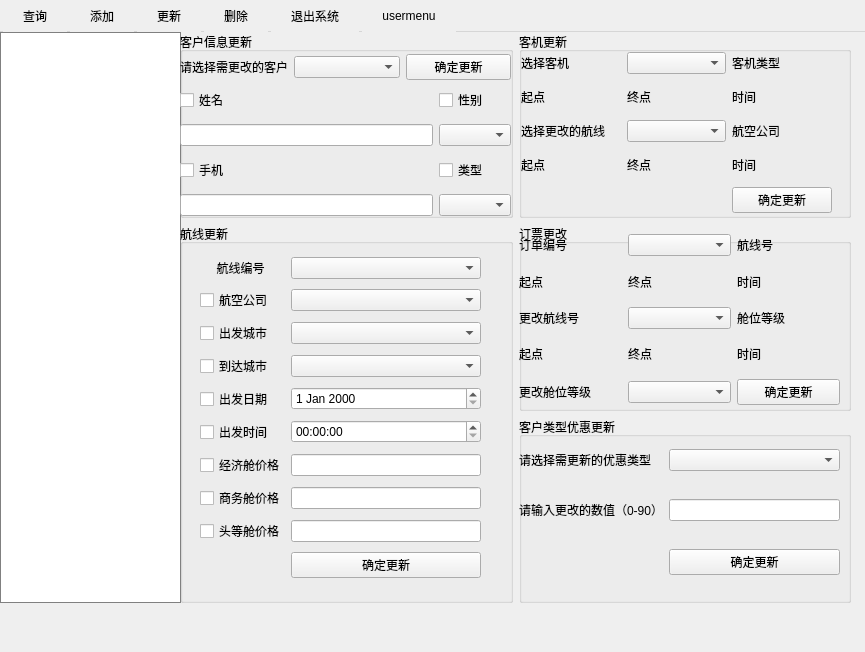
Above: MainWindow/flightmanager.ui from Greenhandyanjx/316new_flight before the change. Below: the same form after it.
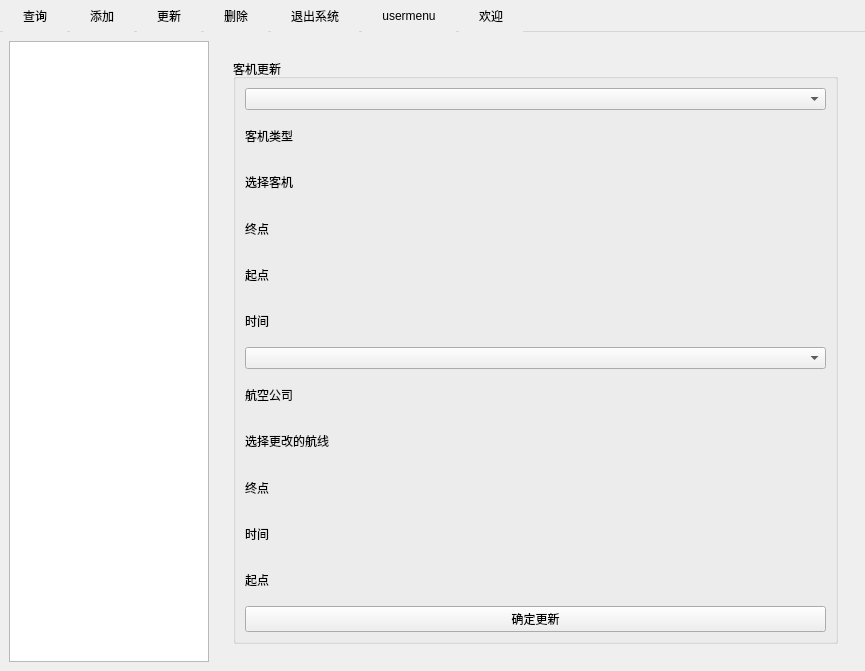
That is the form after the change. The open tabs and pages were chosen to show the change. Icons and pictures are not drawn.

Patch:
```diff
--- a/MainWindow/flightmanager.ui
+++ b/MainWindow/flightmanager.ui
@@ -21,77 +21,24 @@
    <string notr="true"/>
   </property>
   <widget class="QWidget" name="centralwidget">
-   <widget class="QWidget" name="gridLayoutWidget">
-    <property name="geometry">
-     <rect>
-      <x>0</x>
-      <y>0</y>
-      <width>181</width>
-      <height>571</height>
-     </rect>
-    </property>
-    <layout class="QGridLayout" name="listlayout">
-     <item row="0" column="0">
-      <widget class="QListWidget" name="list">
-       <property name="font">
-        <font>
-         <family>华文楷体</family>
-         <pointsize>15</pointsize>
-        </font>
-       </property>
-       <property name="styleSheet">
-        <string notr="true">QListWidget
-{
-    border: 1px solid gray;   /* 边界线:宽度、颜色 */
-    outline: none;
-    color: black;            /* 前景色:文字颜色 */
-}
-
-QListWidget::item
-{
-    padding: 20px 67px;         /* 初始上下内边距设置为10px */
-	font: 15px &quot;华文楷体&quot;;
-    /*text-align: center;*/      /* 文字居中对齐 */
-    /*transition: all 0.5s ease;*/ /* 添加平滑过渡效果 */
-}
-
-QListWidget::item:hover
-{
-    background: skyblue;
-    padding: 20px 67px;        /* 鼠标悬停后，上下内边距增加 */
-}
-
-QListWidget::item:selected
-{
-    border: 0px;
-	background: lightgreen;
-
-	color:rgb(0, 0, 255);
-    padding: 20px 67px;         /* 保持文字在中间 */
-	margin:0px;
-}
-
-QListWidget::item:selected:!active
-{
-    border-width: 0px;
-    background: lightgreen;
-    padding: 20px 67px;         /* 保持文字在中间 */
-}
-</string>
+   <layout class="QHBoxLayout" name="horizontalLayout_17">
+    <item>
+     <widget class="QListWidget" name="listWidget">
+      <property name="minimumSize">
+       <size>
+        <width>200</width>
+        <height>0</height>
+       </size>
+      </property>
+      <property name="maximumSize">
+       <size>
+        <width>200</width>
+        <height>16777215</height>
+       </size>
        </property>
       </widget>
      </item>
-    </layout>
-   </widget>
-   <widget class="QWidget" name="gridLayoutWidget_2">
-    <property name="geometry">
-     <rect>
-      <x>180</x>
-      <y>0</y>
-      <width>671</width>
-      <height>571</height>
-     </rect>
-    </property>
+    <item>
     <layout class="QGridLayout" name="showlayout">
      <item row="0" column="0">
       <widget class="QStackedWidget" name="stackedWidget">
@@ -1273,192 +1220,30 @@
         </widget>
        </widget>
        <widget class="QWidget" name="updatepage">
-        <widget class="QWidget" name="layoutWidget">
-         <property name="geometry">
-          <rect>
-           <x>0</x>
-           <y>0</y>
-           <width>671</width>
-           <height>571</height>
-          </rect>
-         </property>
+         <layout class="QVBoxLayout" name="verticalLayout_10">
+          <item>
          <layout class="QGridLayout" name="updateLayout">
           <item row="0" column="1">
-           <widget class="QGroupBox" name="airplanechange">
-            <property name="autoFillBackground">
-             <bool>false</bool>
-            </property>
-            <property name="title">
-             <string>客机更新</string>
-            </property>
-            <widget class="QWidget" name="layoutWidget">
-             <property name="geometry">
-              <rect>
-               <x>2</x>
-               <y>20</y>
-               <width>311</width>
-               <height>161</height>
-              </rect>
-             </property>
-             <layout class="QGridLayout" name="chgplanelyo">
-              <item row="2" column="1">
-               <widget class="QComboBox" name="chgplanelinecom"/>
-              </item>
-              <item row="2" column="0">
-               <widget class="QLabel" name="chgplanelineabl">
-                <property name="text">
-                 <string>选择更改的航线</string>
-                </property>
-               </widget>
-              </item>
-              <item row="0" column="2">
-               <widget class="QLabel" name="chgplanetype">
-                <property name="text">
-                 <string>客机类型</string>
-                </property>
-               </widget>
-              </item>
-              <item row="3" column="0">
-               <widget class="QLabel" name="chgplanelinedep">
-                <property name="text">
-                 <string>起点</string>
-                </property>
-               </widget>
-              </item>
-              <item row="1" column="1">
-               <widget class="QLabel" name="chgplanearr">
-                <property name="text">
-                 <string>终点</string>
-                </property>
-               </widget>
-              </item>
-              <item row="1" column="2">
-               <widget class="QLabel" name="chgplanenotime">
-                <property name="text">
-                 <string>时间</string>
-                </property>
-               </widget>
-              </item>
-              <item row="0" column="0">
-               <widget class="QLabel" name="chgplaneselabl">
-                <property name="text">
-                 <string>选择客机</string>
-                </property>
-               </widget>
-              </item>
-              <item row="0" column="1">
-               <widget class="QComboBox" name="chgplaneselcom"/>
-              </item>
-              <item row="1" column="0">
-               <widget class="QLabel" name="chgplanedep">
-                <property name="text">
-                 <string>起点</string>
-                </property>
-               </widget>
-              </item>
-              <item row="3" column="1">
-               <widget class="QLabel" name="chgplanelinearr">
-                <property name="text">
-                 <string>终点</string>
-                </property>
-               </widget>
-              </item>
-              <item row="3" column="2">
-               <widget class="QLabel" name="chgplanelinetime">
-                <property name="text">
-                 <string>时间</string>
-                </property>
-               </widget>
-              </item>
-              <item row="2" column="2">
-               <widget class="QLabel" name="chgplanelinecpy">
-                <property name="text">
-                 <string>航空公司</string>
-                </property>
-               </widget>
-              </item>
-              <item row="4" column="2">
-               <widget class="QPushButton" name="chgplaneokbtn">
-                <property name="text">
-                 <string>确定更新</string>
-                </property>
-               </widget>
-              </item>
-             </layout>
-            </widget>
-           </widget>
-          </item>
-          <item row="0" column="0">
+             <widget class="QStackedWidget" name="stackedWidget_update">
+              <property name="currentIndex">
+               <number>2</number>
+              </property>
+              <widget class="QWidget" name="page_customerchange">
+               <layout class="QVBoxLayout" name="verticalLayout_15">
+                <item>
            <widget class="QGroupBox" name="customerchange">
             <property name="title">
              <string>客户信息更新</string>
             </property>
-            <widget class="QWidget" name="layoutWidget">
-             <property name="geometry">
-              <rect>
-               <x>0</x>
-               <y>50</y>
-               <width>331</width>
-               <height>141</height>
-              </rect>
-             </property>
-             <layout class="QGridLayout" name="chgctmlyo">
-              <item row="2" column="1">
-               <widget class="QCheckBox" name="chgctmtypchk">
+                  <layout class="QVBoxLayout" name="verticalLayout_18">
+                   <item>
+                    <widget class="QPushButton" name="chgctmokbtn">
                 <property name="text">
                  <string>类型</string>
                 </property>
                </widget>
               </item>
-              <item row="3" column="1">
-               <widget class="QComboBox" name="chgctmtypcom"/>
-              </item>
-              <item row="2" column="0">
-               <widget class="QCheckBox" name="chgctmphechk">
-                <property name="text">
-                 <string>手机</string>
-                </property>
-               </widget>
-              </item>
-              <item row="1" column="1">
-               <widget class="QComboBox" name="chgctmsexcom"/>
-              </item>
-              <item row="1" column="0">
-               <widget class="QLineEdit" name="chgctmnameline"/>
-              </item>
-              <item row="0" column="0">
-               <widget class="QCheckBox" name="chgctmnamechk">
-                <property name="text">
-                 <string>姓名</string>
-                </property>
-               </widget>
-              </item>
-              <item row="0" column="1">
-               <widget class="QCheckBox" name="chgctmsexchk">
-                <property name="enabled">
-                 <bool>true</bool>
-                </property>
-                <property name="text">
-                 <string>性别</string>
-                </property>
-               </widget>
-              </item>
-              <item row="3" column="0">
-               <widget class="QLineEdit" name="chgctmpheline"/>
-              </item>
-             </layout>
-            </widget>
-            <widget class="QWidget" name="layoutWidget">
-             <property name="geometry">
-              <rect>
-               <x>0</x>
-               <y>20</y>
-               <width>331</width>
-               <height>31</height>
-              </rect>
-             </property>
-             <layout class="QGridLayout" name="chgctmoklyo">
-              <item row="0" column="0">
+                   <item>
                <widget class="QLabel" name="chgctmselabel">
                 <property name="toolTipDuration">
                  <number>-1</number>
@@ -1474,122 +1259,152 @@
                 </property>
                </widget>
               </item>
-              <item row="0" column="1">
+                   <item>
                <widget class="QComboBox" name="chgctmselcom"/>
               </item>
-              <item row="0" column="2">
-               <widget class="QPushButton" name="chgctmokbtn">
+                   <item>
+                    <widget class="QCheckBox" name="chgctmnamechk">
                 <property name="text">
                  <string>确定更新</string>
                 </property>
                </widget>
               </item>
-             </layout>
-            </widget>
-           </widget>
-          </item>
-          <item row="1" column="1">
+                   <item>
+                    <widget class="QCheckBox" name="chgctmsexchk">
+                     <property name="enabled">
+                      <bool>true</bool>
+                     </property>
+                     <property name="text">
+                      <string>性别</string>
+                     </property>
+                    </widget>
+                   </item>
+                   <item>
+                    <widget class="QLineEdit" name="chgctmnameline"/>
+                   </item>
+                   <item>
+                    <widget class="QComboBox" name="chgctmsexcom"/>
+                   </item>
+                   <item>
+                    <widget class="QCheckBox" name="chgctmtypchk">
+                     <property name="text">
+                      <string>类型</string>
+                     </property>
+                    </widget>
+                   </item>
+                   <item>
+                    <widget class="QCheckBox" name="chgctmphechk">
+                     <property name="text">
+                      <string>手机</string>
+                     </property>
+                    </widget>
+                   </item>
+                   <item>
+                    <widget class="QComboBox" name="chgctmtypcom"/>
+                   </item>
+                   <item>
+                    <widget class="QLineEdit" name="chgctmpheline"/>
+                   </item>
+                  </layout>
+                 </widget>
+                </item>
+               </layout>
+              </widget>
+              <widget class="QWidget" name="page_chgtklyo">
+               <layout class="QVBoxLayout" name="verticalLayout_9">
+                <item>
            <widget class="QGroupBox" name="ticketchange">
             <property name="title">
              <string>订票更改</string>
             </property>
-            <widget class="QWidget" name="layoutWidget">
-             <property name="geometry">
-              <rect>
-               <x>0</x>
-               <y>10</y>
-               <width>321</width>
-               <height>171</height>
-              </rect>
-             </property>
-             <layout class="QGridLayout" name="chgtktlyo">
-              <item row="0" column="0">
-               <widget class="QLabel" name="chgtktnoabl">
-                <property name="text">
-                 <string>订单编号</string>
-                </property>
-               </widget>
-              </item>
-              <item row="0" column="1">
-               <widget class="QComboBox" name="chgtktnocom"/>
-              </item>
-              <item row="0" column="2">
+                  <layout class="QVBoxLayout" name="verticalLayout_12">
+                   <item>
                <widget class="QLabel" name="chgtktlineabl">
                 <property name="text">
                  <string>航线号</string>
                 </property>
                </widget>
               </item>
-              <item row="1" column="0">
+                   <item>
+                    <widget class="QLabel" name="chgtktnoabl">
+                     <property name="text">
+                      <string>订单编号</string>
+                     </property>
+                    </widget>
+                   </item>
+                   <item>
+                    <widget class="QComboBox" name="chgtktnocom"/>
+                   </item>
+                   <item>
+                    <widget class="QLabel" name="chgtkttimeabl">
+                     <property name="text">
+                      <string>时间</string>
+                     </property>
+                    </widget>
+                   </item>
+                   <item>
                <widget class="QLabel" name="chgtktdepabl">
                 <property name="text">
                  <string>起点</string>
                 </property>
                </widget>
               </item>
-              <item row="1" column="1">
+                   <item>
                <widget class="QLabel" name="chgtktarrabl">
                 <property name="text">
                  <string>终点</string>
                 </property>
                </widget>
               </item>
-              <item row="1" column="2">
-               <widget class="QLabel" name="chgtkttimeabl">
-                <property name="text">
-                 <string>时间</string>
-                </property>
-               </widget>
-              </item>
-              <item row="2" column="0">
+                   <item>
                <widget class="QLabel" name="chgtktlinechg">
                 <property name="text">
                  <string>更改航线号</string>
                 </property>
                </widget>
               </item>
-              <item row="2" column="1">
-               <widget class="QComboBox" name="chgtktlinecom"/>
-              </item>
-              <item row="2" column="2">
+                   <item>
                <widget class="QLabel" name="chgtktshipabl">
                 <property name="text">
                  <string>舱位等级</string>
                 </property>
                </widget>
               </item>
-              <item row="3" column="0">
-               <widget class="QLabel" name="chgtktdepature">
-                <property name="text">
-                 <string>起点</string>
-                </property>
-               </widget>
-              </item>
-              <item row="3" column="1">
-               <widget class="QLabel" name="chgtktarrive">
-                <property name="text">
-                 <string>终点</string>
-                </property>
-               </widget>
-              </item>
-              <item row="3" column="2">
+                   <item>
+                    <widget class="QComboBox" name="chgtktlinecom"/>
+                   </item>
+                   <item>
                <widget class="QLabel" name="chgtkttime">
                 <property name="text">
                  <string>时间</string>
                 </property>
                </widget>
               </item>
-              <item row="4" column="0">
+                   <item>
+                    <widget class="QLabel" name="chgtktarrive">
+                     <property name="text">
+                      <string>终点</string>
+                     </property>
+                    </widget>
+                   </item>
+                   <item>
+                    <widget class="QLabel" name="chgtktdepature">
+                     <property name="text">
+                      <string>起点</string>
+                     </property>
+                    </widget>
+                   </item>
+                   <item>
+                    <widget class="QComboBox" name="chgtktshipcom"/>
+                   </item>
+                   <item>
                <widget class="QLabel" name="chgtktshipchg">
                 <property name="text">
                  <string>更改舱位等级</string>
                 </property>
                </widget>
               </item>
-              <item row="4" column="1">
-               <widget class="QComboBox" name="chgtktshipcom"/>
-              </item>
-              <item row="4" column="2">
+                   <item>
                <widget class="QPushButton" name="chgtktokbtn">
                 <property name="text">
                  <string>确定更新</string>
@@ -1598,172 +1413,263 @@
               </item>
              </layout>
             </widget>
-           </widget>
-          </item>
-          <item row="1" column="0" rowspan="2">
+                </item>
+               </layout>
+              </widget>
+              <widget class="QWidget" name="page_typechange">
+               <layout class="QVBoxLayout" name="verticalLayout_13">
+                <item>
+                 <widget class="QGroupBox" name="typechange">
+                  <property name="title">
+                   <string>客户类型优惠更新</string>
+                  </property>
+                  <layout class="QVBoxLayout" name="verticalLayout_19">
+                   <item>
+                    <widget class="QComboBox" name="chgtypselcom"/>
+                   </item>
+                   <item>
+                    <widget class="QLabel" name="chgtypselabl">
+                     <property name="text">
+                      <string>请选择需更新的优惠类型</string>
+                     </property>
+                    </widget>
+                   </item>
+                   <item>
+                    <widget class="QLineEdit" name="chgtypinline"/>
+                   </item>
+                   <item>
+                    <widget class="QLabel" name="chgtypinabl">
+                     <property name="text">
+                      <string>请输入更改的数值（0-90）</string>
+                     </property>
+                    </widget>
+                   </item>
+                   <item>
+                    <widget class="QPushButton" name="chgtypokbtn">
+                     <property name="text">
+                      <string>确定更新</string>
+                     </property>
+                    </widget>
+                   </item>
+                  </layout>
+                 </widget>
+                </item>
+               </layout>
+              </widget>
+              <widget class="QWidget" name="page_airplanechange">
+               <layout class="QVBoxLayout" name="verticalLayout_11">
+                <item>
+                 <widget class="QGroupBox" name="airplanechange">
+                  <property name="autoFillBackground">
+                   <bool>false</bool>
+                  </property>
+                  <property name="title">
+                   <string>客机更新</string>
+                  </property>
+                  <layout class="QVBoxLayout" name="verticalLayout_16">
+                   <item>
+                    <widget class="QComboBox" name="chgplaneselcom"/>
+                   </item>
+                   <item>
+                    <widget class="QLabel" name="chgplanetype">
+                     <property name="text">
+                      <string>客机类型</string>
+                     </property>
+                    </widget>
+                   </item>
+                   <item>
+                    <widget class="QLabel" name="chgplaneselabl">
+                     <property name="text">
+                      <string>选择客机</string>
+                     </property>
+                    </widget>
+                   </item>
+                   <item>
+                    <widget class="QLabel" name="chgplanearr">
+                     <property name="text">
+                      <string>终点</string>
+                     </property>
+                    </widget>
+                   </item>
+                   <item>
+                    <widget class="QLabel" name="chgplanedep">
+                     <property name="text">
+                      <string>起点</string>
+                     </property>
+                    </widget>
+                   </item>
+                   <item>
+                    <widget class="QLabel" name="chgplanenotime">
+                     <property name="text">
+                      <string>时间</string>
+                     </property>
+                    </widget>
+                   </item>
+                   <item>
+                    <widget class="QComboBox" name="chgplanelinecom"/>
+                   </item>
+                   <item>
+                    <widget class="QLabel" name="chgplanelinecpy">
+                     <property name="text">
+                      <string>航空公司</string>
+                     </property>
+                    </widget>
+                   </item>
+                   <item>
+                    <widget class="QLabel" name="chgplanelineabl">
+                     <property name="text">
+                      <string>选择更改的航线</string>
+                     </property>
+                    </widget>
+                   </item>
+                   <item>
+                    <widget class="QLabel" name="chgplanelinearr">
+                     <property name="text">
+                      <string>终点</string>
+                     </property>
+                    </widget>
+                   </item>
+                   <item>
+                    <widget class="QLabel" name="chgplanelinetime">
+                     <property name="text">
+                      <string>时间</string>
+                     </property>
+                    </widget>
+                   </item>
+                   <item>
+                    <widget class="QLabel" name="chgplanelinedep">
+                     <property name="text">
+                      <string>起点</string>
+                     </property>
+                    </widget>
+                   </item>
+                   <item>
+                    <widget class="QPushButton" name="chgplaneokbtn">
+                     <property name="text">
+                      <string>确定更新</string>
+                     </property>
+                    </widget>
+                   </item>
+                  </layout>
+                 </widget>
+                </item>
+               </layout>
+              </widget>
+              <widget class="QWidget" name="page_airlinechange">
+               <layout class="QVBoxLayout" name="verticalLayout_14">
+                <item>
            <widget class="QGroupBox" name="airlinechange">
             <property name="title">
              <string>航线更新</string>
             </property>
-            <widget class="QWidget" name="layoutWidget">
-             <property name="geometry">
-              <rect>
-               <x>20</x>
-               <y>30</y>
-               <width>281</width>
-               <height>332</height>
-              </rect>
-             </property>
-             <layout class="QGridLayout" name="chglinelyo">
-              <item row="0" column="1">
+                  <layout class="QVBoxLayout" name="verticalLayout_17">
+                   <item>
+                    <widget class="QLabel" name="chglinenoabl">
+                     <property name="text">
+                      <string>     航线编号</string>
+                     </property>
+                    </widget>
+                   </item>
+                   <item>
                <widget class="QComboBox" name="chglinenocom"/>
               </item>
-              <item row="1" column="0">
-               <widget class="QCheckBox" name="chglinecmpcek">
-                <property name="text">
-                 <string>航空公司</string>
-                </property>
-               </widget>
-              </item>
-              <item row="1" column="1">
+                   <item>
                <widget class="QComboBox" name="chglinecmpcom"/>
               </item>
-              <item row="2" column="0">
-               <widget class="QCheckBox" name="chglinedepcek">
+                   <item>
+                    <widget class="QCheckBox" name="chglinecmpcek">
                 <property name="text">
                  <string>出发城市</string>
                 </property>
                </widget>
               </item>
-              <item row="2" column="1">
+                   <item>
                <widget class="QComboBox" name="chglinedepcom"/>
               </item>
-              <item row="3" column="0">
-               <widget class="QCheckBox" name="chglinearrcek">
+                   <item>
+                    <widget class="QCheckBox" name="chglinedepcek">
                 <property name="text">
                  <string>到达城市</string>
                 </property>
                </widget>
               </item>
-              <item row="3" column="1">
+                   <item>
                <widget class="QComboBox" name="chglinearrcom"/>
               </item>
-              <item row="4" column="0">
+                   <item>
+                    <widget class="QCheckBox" name="chglinearrcek">
+                     <property name="text">
+                      <string>到达城市</string>
+                     </property>
+                    </widget>
+                   </item>
+                   <item>
+                    <widget class="QDateEdit" name="chglinedatedit"/>
+                   </item>
+                   <item>
                <widget class="QCheckBox" name="chglinedatecek">
                 <property name="text">
                  <string>出发日期</string>
                 </property>
                </widget>
               </item>
-              <item row="4" column="1">
-               <widget class="QDateEdit" name="chglinedatedit"/>
-              </item>
-              <item row="5" column="0">
+                   <item>
                <widget class="QCheckBox" name="chglinetimecek">
                 <property name="text">
                  <string>出发时间</string>
                 </property>
                </widget>
               </item>
-              <item row="5" column="1">
+                   <item>
                <widget class="QTimeEdit" name="chglinetimedit"/>
               </item>
-              <item row="6" column="0">
+                   <item>
+                    <widget class="QLineEdit" name="chglineecoedit"/>
+                   </item>
+                   <item>
                <widget class="QCheckBox" name="chglineecocek">
                 <property name="text">
                  <string>经济舱价格</string>
                 </property>
                </widget>
               </item>
-              <item row="6" column="1">
-               <widget class="QLineEdit" name="chglineecoedit"/>
-              </item>
-              <item row="7" column="0">
+                   <item>
+                    <widget class="QLineEdit" name="chglinebusedit"/>
+                   </item>
+                   <item>
                <widget class="QCheckBox" name="chglinebuscek">
                 <property name="text">
                  <string>商务舱价格</string>
                 </property>
                </widget>
               </item>
-              <item row="7" column="1">
-               <widget class="QLineEdit" name="chglinebusedit"/>
-              </item>
-              <item row="8" column="0">
+                   <item>
+                    <widget class="QLineEdit" name="chglinedeledit"/>
+                   </item>
+                   <item>
                <widget class="QCheckBox" name="chglinedelcek">
                 <property name="text">
                  <string>头等舱价格</string>
                 </property>
                </widget>
               </item>
-              <item row="8" column="1">
-               <widget class="QLineEdit" name="chglinedeledit"/>
-              </item>
-              <item row="9" column="1">
+                   <item>
                <widget class="QPushButton" name="chglineokbtn">
                 <property name="text">
                  <string>确定更新</string>
                 </property>
                </widget>
               </item>
-              <item row="0" column="0">
-               <widget class="QLabel" name="chglinenoabl">
-                <property name="text">
-                 <string>     航线编号</string>
-                </property>
+                  </layout>
                </widget>
               </item>
              </layout>
             </widget>
            </widget>
           </item>
-          <item row="2" column="1">
-           <widget class="QGroupBox" name="typechange">
-            <property name="title">
-             <string>客户类型优惠更新</string>
-            </property>
-            <widget class="QWidget" name="layoutWidget">
-             <property name="geometry">
-              <rect>
-               <x>0</x>
-               <y>10</y>
-               <width>321</width>
-               <height>171</height>
-              </rect>
-             </property>
-             <layout class="QGridLayout" name="chgtyplyo">
-              <item row="0" column="0">
-               <widget class="QLabel" name="chgtypselabl">
-                <property name="text">
-                 <string>请选择需更新的优惠类型</string>
-                </property>
-               </widget>
-              </item>
-              <item row="0" column="1">
-               <widget class="QComboBox" name="chgtypselcom"/>
-              </item>
-              <item row="1" column="0">
-               <widget class="QLabel" name="chgtypinabl">
-                <property name="text">
-                 <string>请输入更改的数值（0-90）</string>
-                </property>
-               </widget>
-              </item>
-              <item row="1" column="1">
-               <widget class="QLineEdit" name="chgtypinline"/>
-              </item>
-              <item row="2" column="1">
-               <widget class="QPushButton" name="chgtypokbtn">
-                <property name="text">
-                 <string>确定更新</string>
-                </property>
-               </widget>
-              </item>
-             </layout>
-            </widget>
-           </widget>
+           </layout>
           </item>
          </layout>
-        </widget>
        </widget>
        <widget class="QWidget" name="deletepage">
         <widget class="QWidget" name="layoutWidget">
@@ -2070,7 +1976,8 @@
       </widget>
      </item>
     </layout>
-   </widget>
+    </item>
+   </layout>
   </widget>
   <widget class="QMenuBar" name="menubar">
    <property name="geometry">
@@ -2078,7 +1985,7 @@
      <x>0</x>
      <y>0</y>
      <width>865</width>
-     <height>33</height>
+     <height>30</height>
     </rect>
    </property>
    <property name="styleSheet">
@@ -2165,12 +2072,19 @@
     <addaction name="introduction"/>
     <addaction name="exitaction"/>
    </widget>
+   <widget class="QMenu" name="menu">
+    <property name="title">
+     <string>欢迎</string>
+    </property>
+    <addaction name="welcomeaction"/>
+   </widget>
    <addaction name="searchmenu"/>
    <addaction name="insertmeun"/>
    <addaction name="updatemenu"/>
    <addaction name="deletemenu"/>
    <addaction name="quitmenu"/>
    <addaction name="usermenu"/>
+   <addaction name="menu"/>
   </widget>
   <action name="personsearch">
    <property name="text">
```
Left out of the diff: 40 changed lines with no effect on the pictures. Lines whose indentation alone changed are shown as unchanged.
